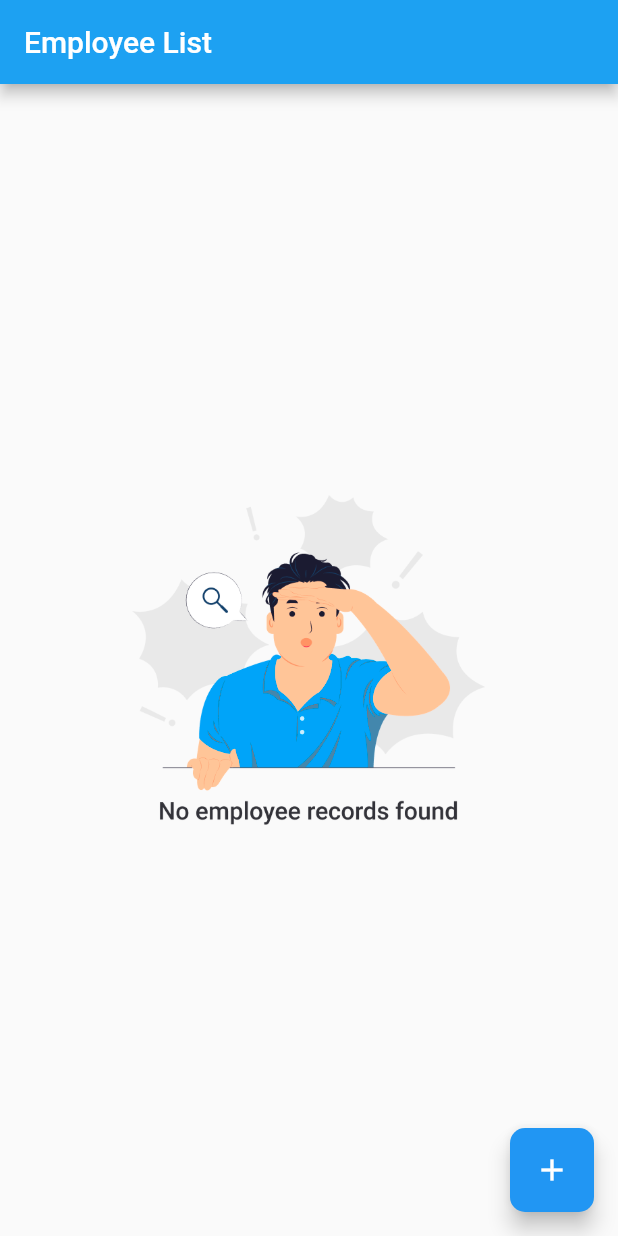
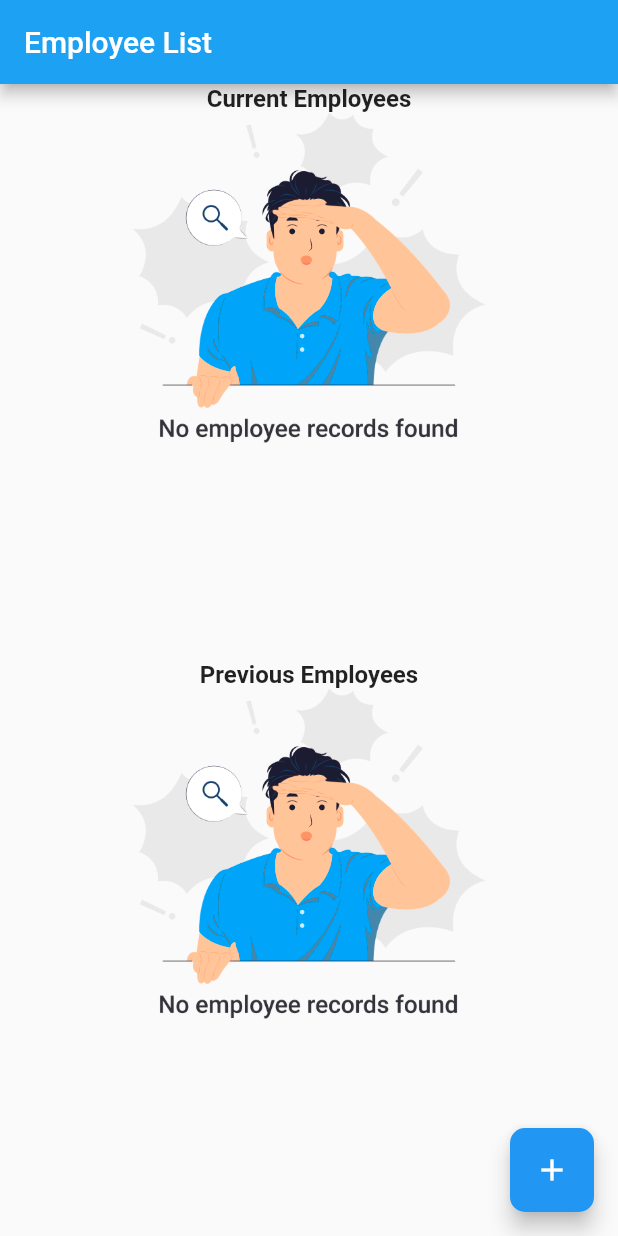
Before and after one commit to anant-kannaik/employee-tracker, a Flutter app: the screen it shows after launch, on a phone screen of 412 x 824 dp. Run offline on Flutter 3.47's test engine with Material 2 defaults, Android fonts, the phone set to English and light mode, and no system bars; our stand-ins replace flutter_bloc, sqflite, syncfusion_flutter_datepicker; accounts and stored records are empty.

Commit message:
Fetch and display current and previous employees

```diff
--- a/employee_tracker/lib/blocs/employee_list_screen/employee_list_screen_state.dart
+++ b/employee_tracker/lib/blocs/employee_list_screen/employee_list_screen_state.dart
@@ -7,7 +7,9 @@ class EmployeeListScreenInitialState extends EmployeeListScreenState {}
 class EmployeeListScreenLoadingState extends EmployeeListScreenState {}
 
 class EmployeeListScreenFetchedState extends EmployeeListScreenState {
-  final List<Employee> employees;
+  final List<Employee> currentEmployees;
+  final List<Employee> previousEmployees;
 
-  EmployeeListScreenFetchedState({required this.employees});
+  EmployeeListScreenFetchedState(
+      {required this.currentEmployees, required this.previousEmployees});
 }
--- a/employee_tracker/lib/screens/employee_list_screen/employee_list_screen.dart
+++ b/employee_tracker/lib/screens/employee_list_screen/employee_list_screen.dart
@@ -16,7 +16,8 @@ class EmployeeListScreen extends StatefulWidget {
 }
 
 class _EmployeeListScreenState extends State<EmployeeListScreen> {
-  final List<Employee> _employeeList = [];
+  final List<Employee> _currentEmployees = [];
+  final List<Employee> _previousEmployees = [];
   late EmployeeListScreenBloc _employeeListScreenBloc;
 
   @override
@@ -43,8 +44,10 @@ class _EmployeeListScreenState extends State<EmployeeListScreen> {
         listener: (BuildContext context, state) {
           if (state is EmployeeListScreenFetchedState) {
             setState(() {
-              _employeeList.clear();
-              _employeeList.addAll(state.employees);
+              _currentEmployees.clear();
+              _previousEmployees.clear();
+              _currentEmployees.addAll(state.currentEmployees);
+              _previousEmployees.addAll(state.previousEmployees);
             });
           }
         },
@@ -65,12 +68,62 @@ class _EmployeeListScreenState extends State<EmployeeListScreen> {
   }
 
   _getEmployeeListView() {
-    return _employeeList.isNotEmpty
+    return Column(
+      children: [
+        Expanded(
+          child: Column(
+            children: [
+              const Text(
+                'Current Employees',
+                style: TextStyle(fontSize: 16.0, fontWeight: FontWeight.bold),
+              ),
+              _getCurrentEmployees(),
+            ],
+          ),
+        ),
+        Expanded(
+          child: Column(
+            children: [
+              const Text(
+                'Previous Employees',
+                style: TextStyle(fontSize: 16.0, fontWeight: FontWeight.bold),
+              ),
+              _getPreviousEmployees(),
+            ],
+          ),
+        ),
+      ],
+    );
+  }
+
+  _getCurrentEmployees() {
+    return _currentEmployees.isNotEmpty
         ? ListView.builder(
-            itemCount: _employeeList.length,
+            shrinkWrap: true,
+            itemCount: _currentEmployees.length,
             itemBuilder: (BuildContext context, int index) {
               return EmployeeListItem(
-                employee: _employeeList[index],
+                employee: _currentEmployees[index],
+                onItemTap: (trip) {},
+              );
+            },
+          )
+        : Center(
+            child: Image.asset(
+              noEmployeeImageName,
+              height: 220.0,
+            ),
+          );
+  }
+
+  _getPreviousEmployees() {
+    return _previousEmployees.isNotEmpty
+        ? ListView.builder(
+            shrinkWrap: true,
+            itemCount: _previousEmployees.length,
+            itemBuilder: (BuildContext context, int index) {
+              return EmployeeListItem(
+                employee: _previousEmployees[index],
                 onItemTap: (trip) {},
               );
             },
```
Also changed, not shown: employee_tracker/lib/blocs/employee_list_screen/employee_list_screen_bloc.dart (+8 -3 lines), employee_tracker/lib/repository/database_helper.dart (+13 -2 lines).
